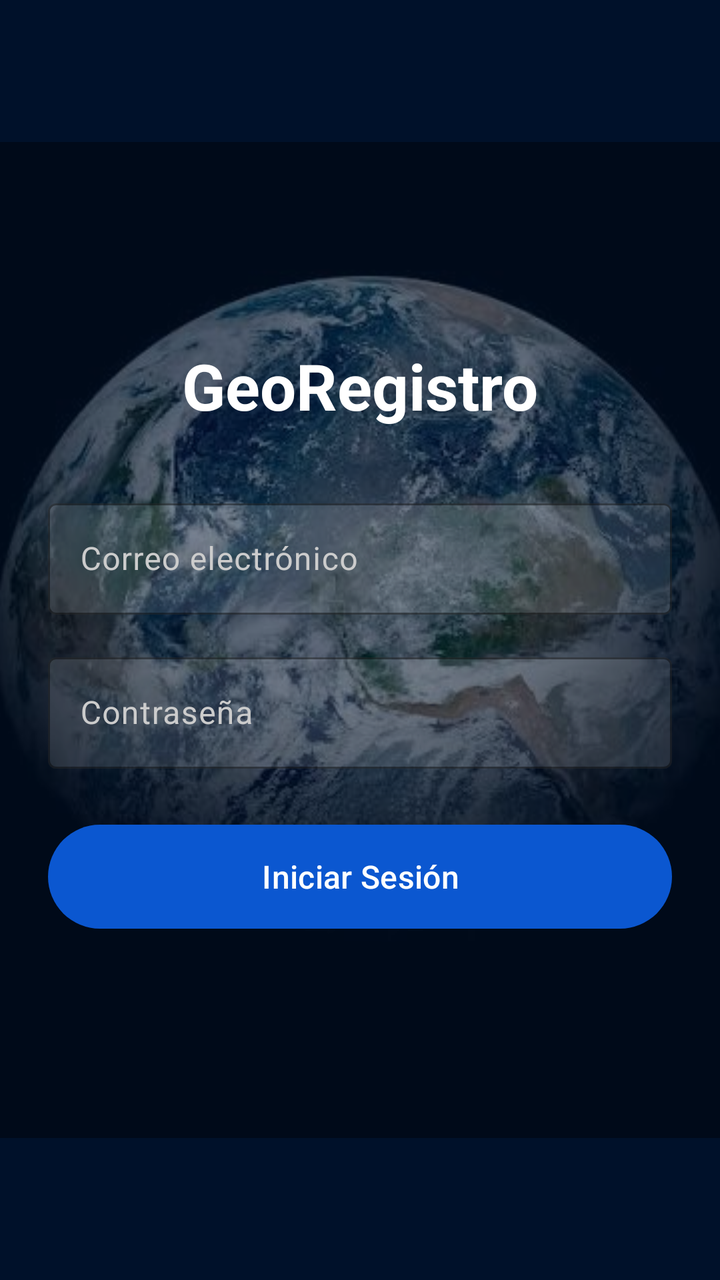
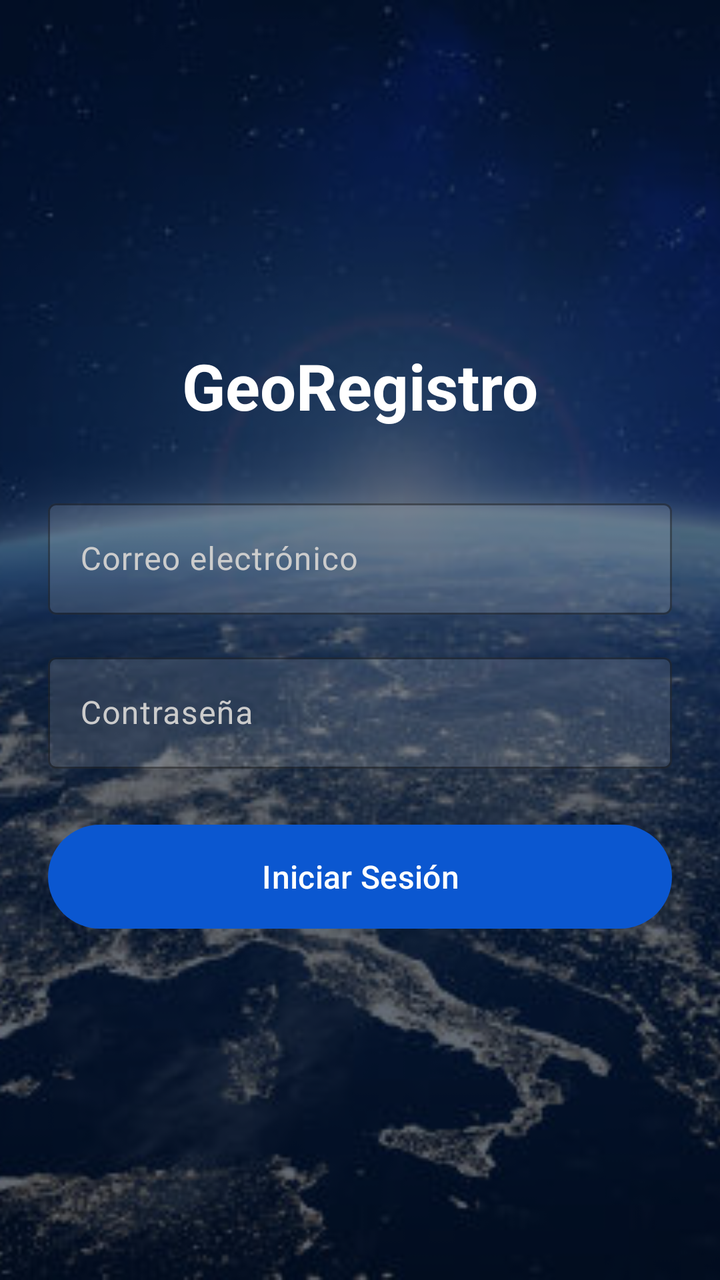

Before-and-after screenshots of an Android layout around one commit, followed by the original layout XML and the change that was made.
<!-- AndroidManifest.xml: application theme Theme.GeoRegristro -->
<!-- res/layout/activity_main.xml -->
<?xml version="1.0" encoding="utf-8"?>
<LinearLayout xmlns:android="http://schemas.android.com/apk/res/android"
    xmlns:app="http://schemas.android.com/apk/res-auto"
    android:layout_width="match_parent"
    android:layout_height="match_parent"
    android:background="@drawable/bg_tierra"
    android:gravity="center"
    android:orientation="vertical"
    android:padding="24dp">

    <TextView
        android:layout_width="wrap_content"
        android:layout_height="wrap_content"
        android:text="GeoRegistro"
        android:textSize="32sp"
        android:textStyle="bold"
        android:textColor="#FFFFFF"
        android:layout_marginBottom="32dp" />

    <com.google.android.material.textfield.TextInputLayout
        android:layout_width="match_parent"
        android:layout_height="wrap_content"
        android:hint="Correo electrónico"
        android:textColorHint="#CCCCCC"
        app:boxBackgroundColor="#20FFFFFF"
        app:boxStrokeColor="#FFFFFF"
        app:hintTextColor="#FFFFFF"
        android:layout_marginBottom="16dp">

        <com.google.android.material.textfield.TextInputEditText
            android:id="@+id/etEmail"
            android:layout_width="match_parent"
            android:layout_height="wrap_content"
            android:textColor="#FFFFFF"
            android:inputType="textEmailAddress" />
    </com.google.android.material.textfield.TextInputLayout>

    <com.google.android.material.textfield.TextInputLayout
        android:layout_width="match_parent"
        android:layout_height="wrap_content"
        android:hint="Contraseña"
        android:textColorHint="#CCCCCC"
        app:boxBackgroundColor="#20FFFFFF"
        app:boxStrokeColor="#FFFFFF"
        app:hintTextColor="#FFFFFF"
        android:layout_marginBottom="24dp">

        <com.google.android.material.textfield.TextInputEditText
            android:id="@+id/etPassword"
            android:layout_width="match_parent"
            android:layout_height="wrap_content"
            android:textColor="#FFFFFF"
            android:inputType="textPassword" />
    </com.google.android.material.textfield.TextInputLayout>

    <Button
        android:id="@+id/btnLogin"
        android:layout_width="match_parent"
        android:layout_height="60dp"
        android:text="Iniciar Sesión"
        android:textSize="16sp" />

</LinearLayout>
<!-- resources referenced by this layout -->
<resources>
  <!-- drawable bg_tierra (drawable) -->
  <?xml version="1.0" encoding="utf-8"?>
  <layer-list xmlns:android="http://schemas.android.com/apk/res/android">
      
      <item>
          <color android:color="#00122A" />
      </item>
  
      
      <item>
          <bitmap
              android:src="@drawable/tierra"
              android:gravity="center"
              android:tileMode="disabled" />
      </item>
  
      
      <item>
          <color android:color="#9900122A" />
      </item>
  </layer-list>
  <style name="Theme.GeoRegristro" parent="Base.Theme.GeoRegristro" />
  <!-- drawable tierra: jpg bitmap (drawable, 26514 bytes) -->
  <style name="Base.Theme.GeoRegristro" parent="Theme.Material3.DayNight.NoActionBar">
          
          <item name="colorPrimary">@color/earth_blue_primary</item>
          <item name="colorOnPrimary">@color/earth_blue_on_primary</item>
          <item name="colorPrimaryContainer">@color/earth_blue_container</item>
          <item name="colorOnPrimaryContainer">@color/earth_blue_on_container</item>
          <item name="colorSecondary">@color/earth_cyan_secondary</item>
          <item name="colorSecondaryContainer">@color/earth_cyan_container</item>
          <item name="android:statusBarColor">@color/earth_blue_primary</item>
      </style>
  <color name="earth_blue_primary">#0B57D0</color>
  <color name="earth_blue_on_primary">#FFFFFF</color>
  <color name="earth_blue_container">#D3E3FD</color>
  <color name="earth_blue_on_container">#041E49</color>
  <color name="earth_cyan_secondary">#006874</color>
  <color name="earth_cyan_container">#97F0FF</color>
</resources>

<!-- the commit's change to res/layout/activity_main.xml (unified diff, before → after) -->
@@ -1,63 +1,81 @@
 <?xml version="1.0" encoding="utf-8"?>
-<LinearLayout xmlns:android="http://schemas.android.com/apk/res/android"
+<FrameLayout xmlns:android="http://schemas.android.com/apk/res/android"
     xmlns:app="http://schemas.android.com/apk/res-auto"
     android:layout_width="match_parent"
-    android:layout_height="match_parent"
-    android:background="@drawable/bg_tierra"
-    android:gravity="center"
-    android:orientation="vertical"
-    android:padding="24dp">
+    android:layout_height="match_parent">
 
-    <TextView
-        android:layout_width="wrap_content"
-        android:layout_height="wrap_content"
-        android:text="GeoRegistro"
-        android:textSize="32sp"
-        android:textStyle="bold"
-        android:textColor="#FFFFFF"
-        android:layout_marginBottom="32dp" />
+    
+    <ImageView
+        android:layout_width="match_parent"
+        android:layout_height="match_parent"
+        android:src="@drawable/tierra"
+        android:scaleType="centerCrop"
+        android:importantForAccessibility="no" />
 
-    <com.google.android.material.textfield.TextInputLayout
+    
+    <View
         android:layout_width="match_parent"
-        android:layout_height="wrap_content"
-        android:hint="Correo electrónico"
-        android:textColorHint="#CCCCCC"
-        app:boxBackgroundColor="#20FFFFFF"
-        app:boxStrokeColor="#FFFFFF"
-        app:hintTextColor="#FFFFFF"
-        android:layout_marginBottom="16dp">
+        android:layout_height="match_parent"
+        android:background="#9900122A" />
 
-        <com.google.android.material.textfield.TextInputEditText
-            android:id="@+id/etEmail"
+    <LinearLayout
+        android:layout_width="match_parent"
+        android:layout_height="match_parent"
+        android:gravity="center"
+        android:orientation="vertical"
+        android:padding="24dp">
+
+        <TextView
+            android:layout_width="wrap_content"
+            android:layout_height="wrap_content"
+            android:text="GeoRegistro"
+            android:textSize="32sp"
+            android:textStyle="bold"
+            android:textColor="#FFFFFF"
+            android:layout_marginBottom="32dp" />
+
+        <com.google.android.material.textfield.TextInputLayout
             android:layout_width="match_parent"
             android:layout_height="wrap_content"
-            android:textColor="#FFFFFF"
-            android:inputType="textEmailAddress" />
-    </com.google.android.material.textfield.TextInputLayout>
+            android:hint="Correo electrónico"
+            android:textColorHint="#CCCCCC"
+            app:boxBackgroundColor="#20FFFFFF"
+            app:boxStrokeColor="#FFFFFF"
+            app:hintTextColor="#FFFFFF"
+            android:layout_marginBottom="16dp">
 
-    <com.google.android.material.textfield.TextInputLayout
-        android:layout_width="match_parent"
-        android:layout_height="wrap_content"
-        android:hint="Contraseña"
-        android:textColorHint="#CCCCCC"
-        app:boxBackgroundColor="#20FFFFFF"
-        app:boxStrokeColor="#FFFFFF"
-        app:hintTextColor="#FFFFFF"
-        android:layout_marginBottom="24dp">
+            <com.google.android.material.textfield.TextInputEditText
+                android:id="@+id/etEmail"
+                android:layout_width="match_parent"
+                android:layout_height="wrap_content"
+                android:textColor="#FFFFFF"
+                android:inputType="textEmailAddress" />
+        </com.google.android.material.textfield.TextInputLayout>
 
-        <com.google.android.material.textfield.TextInputEditText
-            android:id="@+id/etPassword"
+        <com.google.android.material.textfield.TextInputLayout
             android:layout_width="match_parent"
             android:layout_height="wrap_content"
-            android:textColor="#FFFFFF"
-            android:inputType="textPassword" />
-    </com.google.android.material.textfield.TextInputLayout>
+            android:hint="Contraseña"
+            android:textColorHint="#CCCCCC"
+            app:boxBackgroundColor="#20FFFFFF"
+            app:boxStrokeColor="#FFFFFF"
+            app:hintTextColor="#FFFFFF"
+            android:layout_marginBottom="24dp">
 
-    <Button
-        android:id="@+id/btnLogin"
-        android:layout_width="match_parent"
-        android:layout_height="60dp"
-        android:text="Iniciar Sesión"
-        android:textSize="16sp" />
+            <com.google.android.material.textfield.TextInputEditText
+                android:id="@+id/etPassword"
+                android:layout_width="match_parent"
+                android:layout_height="wrap_content"
+                android:textColor="#FFFFFF"
+                android:inputType="textPassword" />
+        </com.google.android.material.textfield.TextInputLayout>
 
-</LinearLayout>
+        <Button
+            android:id="@+id/btnLogin"
+            android:layout_width="match_parent"
+            android:layout_height="60dp"
+            android:text="Iniciar Sesión"
+            android:textSize="16sp" />
+
+    </LinearLayout>
+</FrameLayout>
<!-- resource entries referenced after the edit -->
@@ -1,28 +1,7 @@
 <!-- resources referenced by this layout -->
 <resources>
-  <!-- drawable bg_tierra (drawable) -->
-  <?xml version="1.0" encoding="utf-8"?>
-  <layer-list xmlns:android="http://schemas.android.com/apk/res/android">
-      
-      <item>
-          <color android:color="#00122A" />
-      </item>
-  
-      
-      <item>
-          <bitmap
-              android:src="@drawable/tierra"
-              android:gravity="center"
-              android:tileMode="disabled" />
-      </item>
-  
-      
-      <item>
-          <color android:color="#9900122A" />
-      </item>
-  </layer-list>
   <style name="Theme.GeoRegristro" parent="Base.Theme.GeoRegristro" />
-  <!-- drawable tierra: jpg bitmap (drawable, 26514 bytes) -->
+  <!-- drawable tierra: jpg bitmap (drawable, 47037 bytes) -->
   <style name="Base.Theme.GeoRegristro" parent="Theme.Material3.DayNight.NoActionBar">
           
           <item name="colorPrimary">@color/earth_blue_primary</item>
